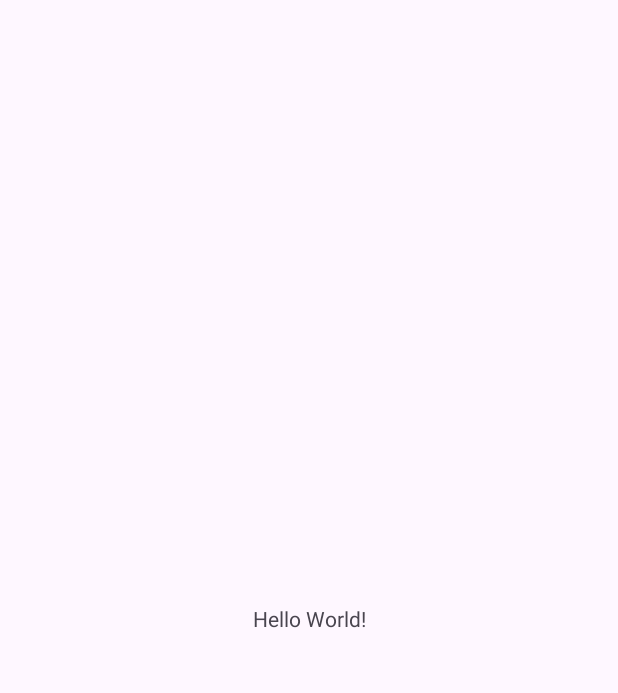
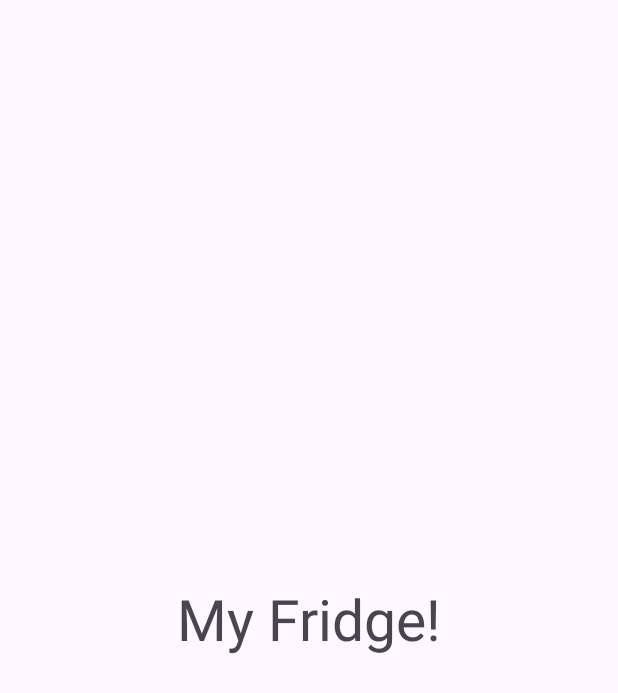
Before and after one commit to NoaErben/FridgeApp, an Android app: the screen it shows after launch (MainActivity), on a phone screen of 412 x 824 dp. Before the commit the part shown is almost empty. Shown: the top 693 px of the screen. Run offline under Robolectric (Android 15) with nearby library versions, the phone set to English and light mode, and no system bars.

Commit message:
HelloWord textview

```diff
--- a/app/src/main/res/layout/activity_main.xml
+++ b/app/src/main/res/layout/activity_main.xml
@@ -10,7 +10,8 @@
     <TextView
         android:layout_width="wrap_content"
         android:layout_height="wrap_content"
-        android:text="Hello World!"
+        android:text="My Fridge!"
+        android:textSize="38sp"
         app:layout_constraintBottom_toBottomOf="parent"
         app:layout_constraintEnd_toEndOf="parent"
         app:layout_constraintStart_toStartOf="parent"
```
